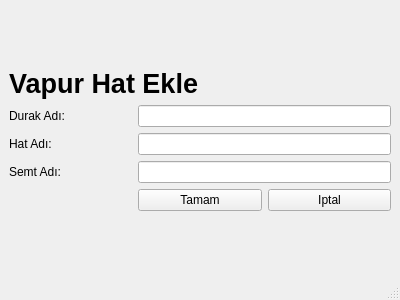
The window that Uygulama/hateklevapur.ui (ergenekonyigit/heysem) describes before a commit, drawn with Qt 5.
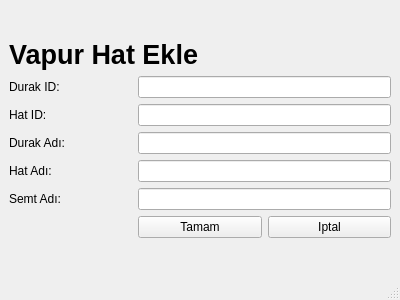
The same window after the commit.

Patch:
```diff
--- a/Uygulama/hateklevapur.ui
+++ b/Uygulama/hateklevapur.ui
@@ -30,50 +30,57 @@
     </item>
     <item row="1" column="0">
      <layout class="QGridLayout" name="gridLayout">
-      <item row="1" column="0">
+      <item row="3" column="0">
        <widget class="QLabel" name="lblDurakAdi">
         <property name="text">
          <string>Durak Adı: </string>
         </property>
        </widget>
       </item>
-      <item row="1" column="1" colspan="2">
-       <widget class="QLineEdit" name="edtDurakAdi"/>
+      <item row="5" column="1" colspan="2">
+       <widget class="QLineEdit" name="edtSemtAdi"/>
       </item>
-      <item row="2" column="0">
-       <widget class="QLabel" name="lblHatAdi">
-        <property name="text">
-         <string>Hat Adı: </string>
-        </property>
-       </widget>
-      </item>
-      <item row="2" column="1" colspan="2">
-       <widget class="QLineEdit" name="edtHatAdi"/>
-      </item>
-      <item row="3" column="0">
+      <item row="5" column="0">
        <widget class="QLabel" name="lblSemtAdi">
         <property name="text">
          <string>Semt Adı:</string>
         </property>
        </widget>
       </item>
-      <item row="3" column="1" colspan="2">
-       <widget class="QLineEdit" name="edtSemtAdi"/>
-      </item>
-      <item row="4" column="1">
+      <item row="6" column="1">
        <widget class="QPushButton" name="pshEkle">
         <property name="text">
          <string>Tamam</string>
         </property>
        </widget>
       </item>
-      <item row="4" column="2">
+      <item row="6" column="2">
        <widget class="QPushButton" name="pshIpt">
         <property name="text">
          <string>Iptal</string>
         </property>
        </widget>
       </item>
+      <item row="2" column="0">
+       <widget class="QLabel" name="lblHatID">
+        <property name="text">
+         <string>Hat ID:</string>
+        </property>
+       </widget>
+      </item>
+      <item row="3" column="1" colspan="2">
+       <widget class="QLineEdit" name="edtDurakAdi"/>
+      </item>
+      <item row="4" column="0">
+       <widget class="QLabel" name="lblHatAdi">
+        <property name="text">
+         <string>Hat Adı: </string>
+        </property>
+       </widget>
+      </item>
+      <item row="4" column="1" colspan="2">
+       <widget class="QLineEdit" name="edtHatAdi"/>
+      </item>
       <item row="0" column="0" colspan="3">
        <widget class="QLabel" name="label_4">
         <property name="font">
@@ -88,6 +95,19 @@
         </property>
        </widget>
       </item>
+      <item row="1" column="0">
+       <widget class="QLabel" name="lblDurakID">
+        <property name="text">
+         <string>Durak ID:</string>
+        </property>
+       </widget>
+      </item>
+      <item row="1" column="1" colspan="2">
+       <widget class="QLineEdit" name="edtDurakID"/>
+      </item>
+      <item row="2" column="1" colspan="2">
+       <widget class="QLineEdit" name="edtHatID"/>
+      </item>
      </layout>
     </item>
     <item row="0" column="0">
```
